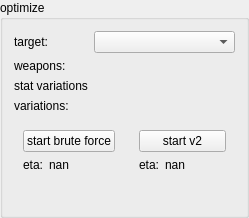
The window that src/app/optimize_widget.ui (hanslhansl/elden-ring-damage-optimizer) describes before a commit, drawn with Qt 5.
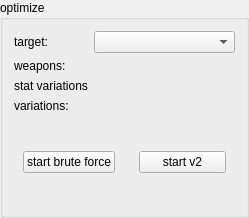
The same window after the commit.

```diff
--- a/src/app/optimize_widget.ui
+++ b/src/app/optimize_widget.ui
@@ -85,24 +85,6 @@
           </property>
          </widget>
         </item>
-        <item>
-         <layout class="QFormLayout" name="formLayout_2">
-          <item row="0" column="0">
-           <widget class="QLabel" name="label_4">
-            <property name="text">
-             <string>eta:</string>
-            </property>
-           </widget>
-          </item>
-          <item row="0" column="1">
-           <widget class="QLabel" name="brute_force_eta_label">
-            <property name="text">
-             <string>nan</string>
-            </property>
-           </widget>
-          </item>
-         </layout>
-        </item>
        </layout>
       </widget>
      </item>
@@ -116,24 +98,6 @@
           </property>
          </widget>
         </item>
-        <item>
-         <layout class="QFormLayout" name="formLayout_3">
-          <item row="0" column="0">
-           <widget class="QLabel" name="label_6">
-            <property name="text">
-             <string>eta:</string>
-            </property>
-           </widget>
-          </item>
-          <item row="0" column="1">
-           <widget class="QLabel" name="v2_eta_label">
-            <property name="text">
-             <string>nan</string>
-            </property>
-           </widget>
-          </item>
-         </layout>
-        </item>
        </layout>
       </widget>
      </item>
```
